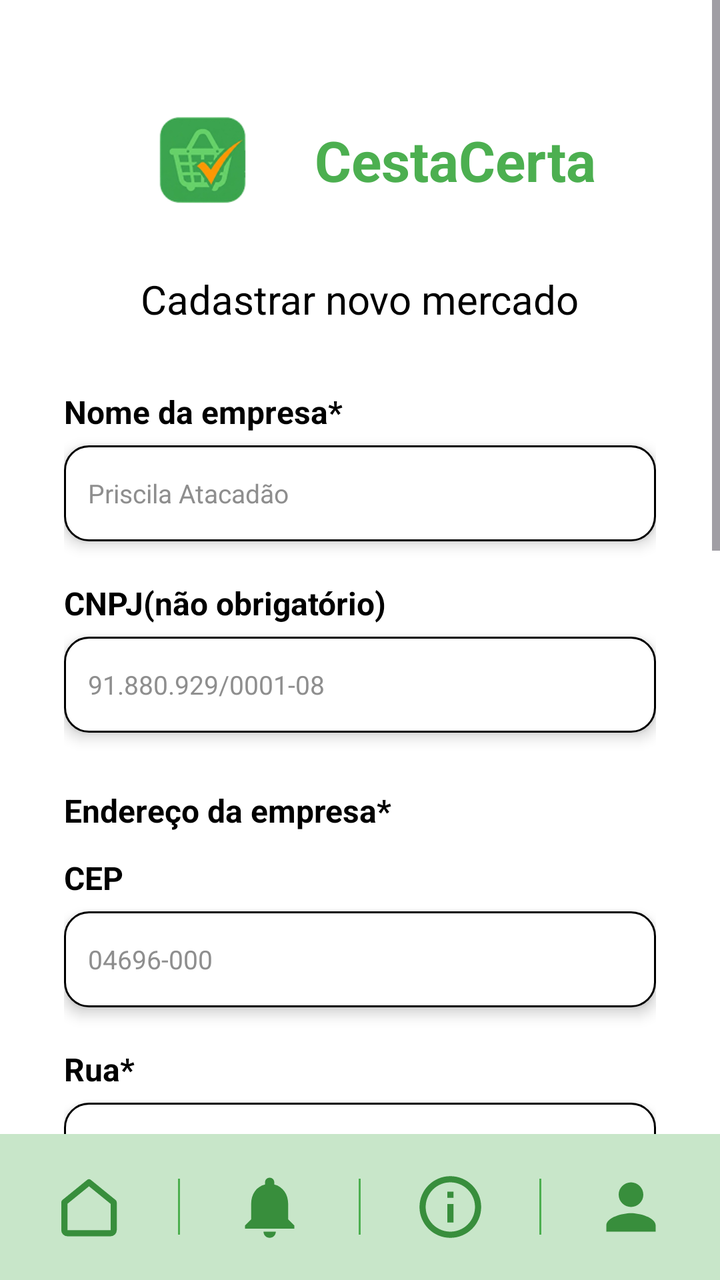
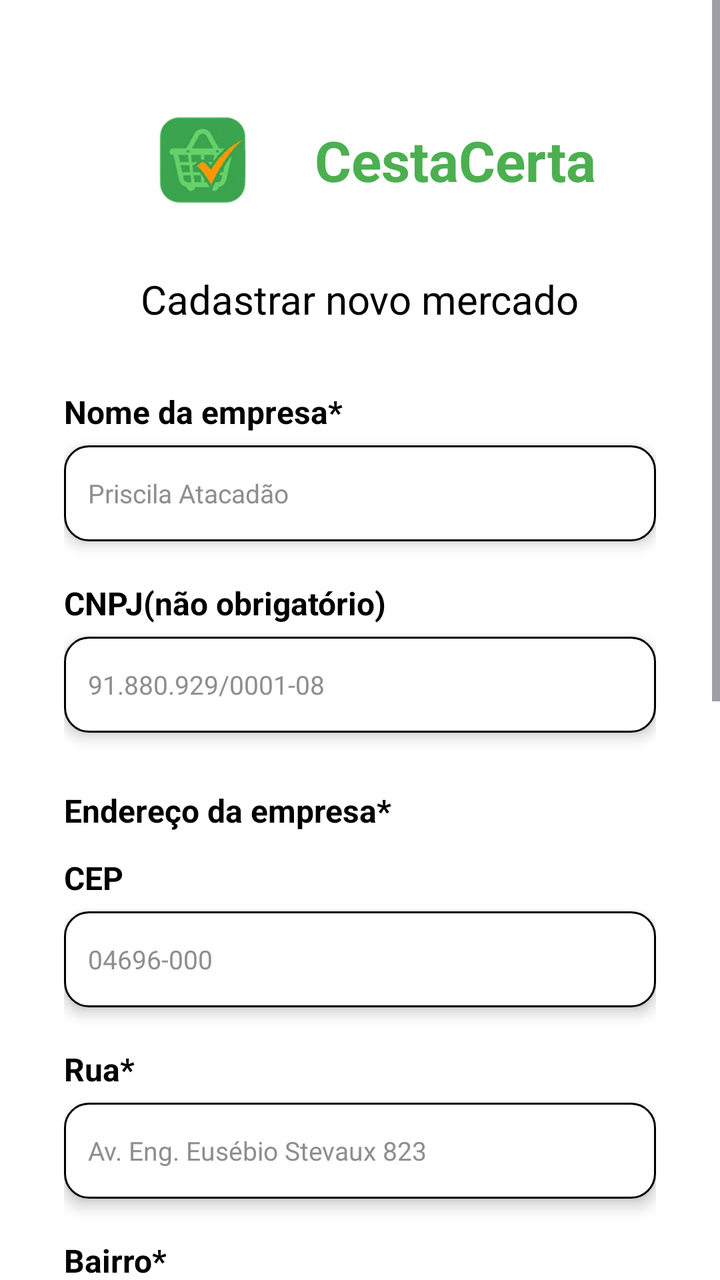

Before-and-after screenshots of an Android layout around one commit, followed by the original layout XML and the change that was made.
<!-- AndroidManifest.xml: application theme Theme.CestaCerta -->
<!-- res/layout/activity_cadastro_mercado.xml -->
<?xml version="1.0" encoding="utf-8"?>
<LinearLayout xmlns:android="http://schemas.android.com/apk/res/android"
    xmlns:app="http://schemas.android.com/apk/res-auto"
    android:id="@+id/cadastro_mercado"
    android:layout_width="match_parent"
    android:layout_height="match_parent"
    android:background="@color/branco"
    android:orientation="vertical">

    
    <ScrollView
        android:layout_width="match_parent"
        android:layout_height="0dp"
        android:layout_weight="1"
        android:fillViewport="true">

        <LinearLayout
            android:layout_width="match_parent"
            android:layout_height="wrap_content"
            android:orientation="vertical"
            android:padding="@dimen/margem_tela">

            
            <LinearLayout
                android:layout_width="wrap_content"
                android:layout_height="wrap_content"
                android:layout_gravity="center_horizontal"
                android:layout_marginTop="8dp"
                android:gravity="center_vertical"
                android:orientation="horizontal">

                <ImageView
                    android:id="@+id/ivLogo"
                    android:layout_width="@dimen/tamanho_logo_cadastro"
                    android:layout_height="@dimen/tamanho_logo_cadastro"
                    android:contentDescription="@string/desc_logo"
                    android:src="@drawable/logo_grande_clean" />

                <TextView
                    android:layout_width="wrap_content"
                    android:layout_height="wrap_content"
                    android:layout_marginStart="16dp"
                    android:text="@string/app_name"
                    android:textColor="@color/verde_primario"
                    android:textSize="@dimen/texto_titulo"
                    android:textStyle="bold" />
            </LinearLayout>

            
            <TextView
                android:layout_width="wrap_content"
                android:layout_height="wrap_content"
                android:layout_gravity="center_horizontal"
                android:layout_marginTop="16dp"
                android:text="@string/cadastrar_novo_mercado"
                android:textColor="@color/preto"
                android:textSize="20sp" />

            
            <TextView
                style="@style/Rotulo"
                android:layout_marginTop="32dp"
                android:text="@string/nome_empresa_label" />

            <EditText
                android:id="@+id/etNomeEmpresa"
                style="@style/Campo"
                android:hint="@string/hint_nome_empresa"
                android:importantForAutofill="no"
                android:inputType="textCapWords" />

            
            <TextView
                style="@style/Rotulo"
                android:text="@string/cnpj_label" />

            <EditText
                android:id="@+id/etCnpj"
                style="@style/Campo"
                android:digits="0123456789./-"
                android:hint="@string/hint_cnpj"
                android:importantForAutofill="no"
                android:inputType="number"
                android:maxLength="18" />

            
            <TextView
                style="@style/Rotulo"
                android:layout_marginTop="28dp"
                android:text="@string/endereco_empresa_label" />

            
            <TextView
                style="@style/Rotulo"
                android:layout_marginTop="12dp"
                android:text="@string/cep_label" />

            <EditText
                android:id="@+id/etCep"
                style="@style/Campo"
                android:autofillHints="postalCode"
                android:digits="0123456789-"
                android:hint="@string/hint_cep"
                android:inputType="number"
                android:maxLength="9" />

            
            <TextView
                style="@style/Rotulo"
                android:text="@string/rua_label" />

            <EditText
                android:id="@+id/etRua"
                style="@style/Campo"
                android:autofillHints="streetAddress"
                android:hint="@string/hint_rua"
                android:inputType="textPostalAddress|textCapWords" />

            
            <TextView
                style="@style/Rotulo"
                android:text="@string/bairro_label" />

            <EditText
                android:id="@+id/etBairro"
                style="@style/Campo"
                android:hint="@string/hint_bairro"
                android:importantForAutofill="no"
                android:inputType="textCapWords" />

            
            <TextView
                style="@style/Rotulo"
                android:text="@string/cidade_label" />

            <EditText
                android:id="@+id/etCidade"
                style="@style/Campo"
                android:autofillHints="addressLocality"
                android:hint="@string/hint_cidade"
                android:inputType="textCapWords" />

            
            <TextView
                android:layout_width="wrap_content"
                android:layout_height="wrap_content"
                android:layout_gravity="center_horizontal"
                android:layout_marginTop="24dp"
                android:text="@string/ou"
                android:textColor="@color/preto"
                android:textSize="@dimen/texto_rotulo"
                android:textStyle="bold" />

            
            <LinearLayout
                android:id="@+id/cardMapa"
                android:layout_width="match_parent"
                android:layout_height="wrap_content"
                android:layout_marginTop="16dp"
                android:background="@drawable/bg_caixa_borda"
                android:clickable="true"
                android:elevation="4dp"
                android:focusable="true"
                android:orientation="vertical"
                android:padding="8dp">

                <ImageView
                    android:id="@+id/ivMapa"
                    android:layout_width="match_parent"
                    android:layout_height="140dp"
                    android:contentDescription="@string/desc_mapa"
                    android:scaleType="centerCrop"
                    android:src="@drawable/img_mapa" />

                <LinearLayout
                    android:layout_width="match_parent"
                    android:layout_height="wrap_content"
                    android:layout_marginTop="4dp"
                    android:gravity="center_vertical"
                    android:orientation="horizontal">

                    <TextView
                        android:layout_width="0dp"
                        android:layout_height="wrap_content"
                        android:layout_weight="1"
                        android:text="@string/selecione_lugar_mapa"
                        android:textColor="@color/preto"
                        android:textSize="@dimen/texto_rotulo"
                        android:textStyle="bold" />

                    <ImageView
                        android:layout_width="32dp"
                        android:layout_height="32dp"
                        android:contentDescription="@null"
                        android:src="@drawable/ic_localizacao" />
                </LinearLayout>
            </LinearLayout>

            
            <com.google.android.material.button.MaterialButton
                android:id="@+id/btnCadastrar"
                android:layout_width="match_parent"
                android:layout_height="@dimen/altura_botao"
                android:layout_marginHorizontal="24dp"
                android:layout_marginTop="40dp"
                android:text="@string/cadastrar"
                android:textColor="@color/branco"
                android:textSize="@dimen/texto_rotulo"
                android:textStyle="bold"
                app:backgroundTint="@color/verde_primario"
                app:cornerRadius="@dimen/raio_campo" />
        </LinearLayout>
    </ScrollView>

    
    <LinearLayout
        android:id="@+id/barraInferior"
        android:layout_width="match_parent"
        android:layout_height="73dp"
        android:background="@color/verde_claro"
        android:gravity="center_vertical"
        android:orientation="horizontal">

        <ImageButton
            android:id="@+id/btnInicio"
            android:layout_width="0dp"
            android:layout_height="match_parent"
            android:layout_weight="1"
            android:padding="18dp"
            android:scaleType="fitCenter"
            android:background="?attr/selectableItemBackgroundBorderless"
            android:contentDescription="Início"
            android:src="@drawable/nav_inicio" />

        <View
            android:layout_width="1dp"
            android:layout_height="28dp"
            android:background="@color/verde" />

        <ImageButton
            android:id="@+id/btnNotificacoes"
            android:layout_width="0dp"
            android:layout_height="match_parent"
            android:layout_weight="1"
            android:padding="18dp"
            android:scaleType="fitCenter"
            android:background="?attr/selectableItemBackgroundBorderless"
            android:contentDescription="Notificações"
            android:src="@drawable/nav_notificacoes"
             />

        <View
            android:layout_width="1dp"
            android:layout_height="28dp"
            android:background="@color/verde" />

        <ImageButton
            android:id="@+id/btnSobre"
            android:layout_width="0dp"
            android:layout_height="match_parent"
            android:layout_weight="1"
            android:padding="18dp"
            android:scaleType="fitCenter"
            android:background="?attr/selectableItemBackgroundBorderless"
            android:contentDescription="Sobre nós"
            android:src="@drawable/nav_sobre" />

        <View
            android:layout_width="1dp"
            android:layout_height="28dp"
            android:background="@color/verde" />

        <ImageButton
            android:id="@+id/btnPerfil"
            android:layout_width="0dp"
            android:layout_height="match_parent"
            android:layout_weight="1"
            android:padding="18dp"
            android:scaleType="fitCenter"
            android:background="?attr/selectableItemBackgroundBorderless"
            android:contentDescription="Perfil"
            android:src="@drawable/nav_perfil" />
    </LinearLayout>

</LinearLayout>
<!-- resources referenced by this layout -->
<resources>
  <color name="branco">#FFFFFF</color>
  <color name="preto">#000000</color>
  <color name="verde">#FF4CAF50</color>
  <color name="verde_claro">#FFC8E6C9</color>
  <color name="verde_primario">#4CAF50</color>
  <dimen name="altura_botao">52dp</dimen>
  <dimen name="margem_tela">32dp</dimen>
  <dimen name="raio_campo">12dp</dimen>
  <dimen name="tamanho_logo_cadastro">80dp</dimen>
  <dimen name="texto_rotulo">16sp</dimen>
  <dimen name="texto_titulo">28sp</dimen>
  <!-- drawable nav_inicio (drawable) -->
  <?xml version="1.0" encoding="utf-8"?>
  <vector xmlns:android="http://schemas.android.com/apk/res/android"
      android:width="32dp"
      android:height="32dp"
      android:viewportWidth="24"
      android:viewportHeight="24">
      <path
          android:pathData="M4,10.5L12,4L20,10.5V19.5A1,1 0,0 1,19,20.5H5A1,1 0,0 1,4,19.5Z"
          android:fillColor="#00000000"
          android:strokeColor="#FF388E3C"
          android:strokeWidth="2"
          android:strokeLineCap="round"
          android:strokeLineJoin="round" />
  </vector>
  <!-- drawable nav_notificacoes (drawable) -->
  <?xml version="1.0" encoding="utf-8"?>
  <vector xmlns:android="http://schemas.android.com/apk/res/android"
      android:width="32dp"
      android:height="32dp"
      android:viewportWidth="24"
      android:viewportHeight="24">
      <path
          android:pathData="M12,22c1.1,0 2,-0.9 2,-2h-4c0,1.1 0.89,2 2,2zM18,16v-5c0,-3.07 -1.64,-5.64 -4.5,-6.32V4c0,-0.83 -0.67,-1.5 -1.5,-1.5s-1.5,0.67 -1.5,1.5v0.68C7.63,5.36 6,7.92 6,11v5l-2,2v1h16v-1l-2,-2z"
          android:fillColor="#FF388E3C" />
  </vector>
  <!-- drawable nav_perfil (drawable) -->
  <?xml version="1.0" encoding="utf-8"?>
  <vector xmlns:android="http://schemas.android.com/apk/res/android"
      android:width="32dp"
      android:height="32dp"
      android:viewportWidth="24"
      android:viewportHeight="24">
      <path
          android:pathData="M12,12c2.21,0 4,-1.79 4,-4s-1.79,-4 -4,-4 -4,1.79 -4,4 1.79,4 4,4zM12,14c-2.67,0 -8,1.34 -8,4v2h16v-2c0,-2.66 -5.33,-4 -8,-4z"
          android:fillColor="#FF388E3C" />
  </vector>
  <!-- drawable nav_sobre (drawable) -->
  <?xml version="1.0" encoding="utf-8"?>
  <vector xmlns:android="http://schemas.android.com/apk/res/android"
      android:width="32dp"
      android:height="32dp"
      android:viewportWidth="24"
      android:viewportHeight="24">
      <path
          android:pathData="M11,7h2v2h-2zM11,11h2v6h-2zM12,2C6.48,2 2,6.48 2,12s4.48,10 10,10 10,-4.48 10,-10S17.52,2 12,2zM12,20c-4.41,0 -8,-3.59 -8,-8s3.59,-8 8,-8 8,3.59 8,8 -3.59,8 -8,8z"
          android:fillColor="#FF388E3C" />
  </vector>
  <string name="app_name">CestaCerta</string>
  <string name="bairro_label">Bairro*</string>
  <string name="cadastrar">Cadastrar</string>
  <string name="cadastrar_novo_mercado">Cadastrar novo mercado</string>
  <string name="cep_label">CEP</string>
  <string name="cidade_label">Cidade*</string>
  <string name="cnpj_label">CNPJ(não obrigatório)</string>
  <string name="desc_logo">Logo do Cesta Certa</string>
  <string name="desc_mapa">Mapa para selecionar a localização do mercado</string>
  <string name="endereco_empresa_label">Endereço da empresa*</string>
  <string name="hint_bairro">Santo Amaro</string>
  <string name="hint_cep">04696-000</string>
  <string name="hint_cidade">São Paulo</string>
  <string name="hint_cnpj">91.880.929/0001-08</string>
  <string name="hint_nome_empresa">Priscila Atacadão</string>
  <string name="hint_rua">Av. Eng. Eusébio Stevaux 823</string>
  <string name="nome_empresa_label">Nome da empresa*</string>
  <string name="ou">OU</string>
  <string name="rua_label">Rua*</string>
  <string name="selecione_lugar_mapa">Selecione o lugar no mapa</string>
  <style name="Theme.CestaCerta" parent="Base.Theme.CestaCerta" />
  <color name="white">#FFFFFFFF</color>
  <color name="black">#FF000000</color>
  <dimen name="altura_campo">48dp</dimen>
  <color name="cinza_texto">#8E8E8E</color>
  <dimen name="texto_pequeno">13sp</dimen>
  <!-- unchanged entries left out for length: 8 -->
</resources>

<!-- the commit's change to res/layout/activity_cadastro_mercado.xml (unified diff, before → after) -->
@@ -212,74 +212,4 @@
         </LinearLayout>
     </ScrollView>
 
-    
-    <LinearLayout
-        android:id="@+id/barraInferior"
-        android:layout_width="match_parent"
-        android:layout_height="73dp"
-        android:background="@color/verde_claro"
-        android:gravity="center_vertical"
-        android:orientation="horizontal">
-
-        <ImageButton
-            android:id="@+id/btnInicio"
-            android:layout_width="0dp"
-            android:layout_height="match_parent"
-            android:layout_weight="1"
-            android:padding="18dp"
-            android:scaleType="fitCenter"
-            android:background="?attr/selectableItemBackgroundBorderless"
-            android:contentDescription="Início"
-            android:src="@drawable/nav_inicio" />
-
-        <View
-            android:layout_width="1dp"
-            android:layout_height="28dp"
-            android:background="@color/verde" />
-
-        <ImageButton
-            android:id="@+id/btnNotificacoes"
-            android:layout_width="0dp"
-            android:layout_height="match_parent"
-            android:layout_weight="1"
-            android:padding="18dp"
-            android:scaleType="fitCenter"
-            android:background="?attr/selectableItemBackgroundBorderless"
-            android:contentDescription="Notificações"
-            android:src="@drawable/nav_notificacoes"
-             />
-
-        <View
-            android:layout_width="1dp"
-            android:layout_height="28dp"
-            android:background="@color/verde" />
-
-        <ImageButton
-            android:id="@+id/btnSobre"
-            android:layout_width="0dp"
-            android:layout_height="match_parent"
-            android:layout_weight="1"
-            android:padding="18dp"
-            android:scaleType="fitCenter"
-            android:background="?attr/selectableItemBackgroundBorderless"
-            android:contentDescription="Sobre nós"
-            android:src="@drawable/nav_sobre" />
-
-        <View
-            android:layout_width="1dp"
-            android:layout_height="28dp"
-            android:background="@color/verde" />
-
-        <ImageButton
-            android:id="@+id/btnPerfil"
-            android:layout_width="0dp"
-            android:layout_height="match_parent"
-            android:layout_weight="1"
-            android:padding="18dp"
-            android:scaleType="fitCenter"
-            android:background="?attr/selectableItemBackgroundBorderless"
-            android:contentDescription="Perfil"
-            android:src="@drawable/nav_perfil" />
-    </LinearLayout>
-
 </LinearLayout>
<!-- resource entries referenced after the edit -->
@@ -2,8 +2,6 @@
 <resources>
   <color name="branco">#FFFFFF</color>
   <color name="preto">#000000</color>
-  <color name="verde">#FF4CAF50</color>
-  <color name="verde_claro">#FFC8E6C9</color>
   <color name="verde_primario">#4CAF50</color>
   <dimen name="altura_botao">52dp</dimen>
   <dimen name="margem_tela">32dp</dimen>
@@ -11,54 +9,6 @@
   <dimen name="tamanho_logo_cadastro">80dp</dimen>
   <dimen name="texto_rotulo">16sp</dimen>
   <dimen name="texto_titulo">28sp</dimen>
-  <!-- drawable nav_inicio (drawable) -->
-  <?xml version="1.0" encoding="utf-8"?>
-  <vector xmlns:android="http://schemas.android.com/apk/res/android"
-      android:width="32dp"
-      android:height="32dp"
-      android:viewportWidth="24"
-      android:viewportHeight="24">
-      <path
-          android:pathData="M4,10.5L12,4L20,10.5V19.5A1,1 0,0 1,19,20.5H5A1,1 0,0 1,4,19.5Z"
-          android:fillColor="#00000000"
-          android:strokeColor="#FF388E3C"
-          android:strokeWidth="2"
-          android:strokeLineCap="round"
-          android:strokeLineJoin="round" />
-  </vector>
-  <!-- drawable nav_notificacoes (drawable) -->
-  <?xml version="1.0" encoding="utf-8"?>
-  <vector xmlns:android="http://schemas.android.com/apk/res/android"
-      android:width="32dp"
-      android:height="32dp"
-      android:viewportWidth="24"
-      android:viewportHeight="24">
-      <path
-          android:pathData="M12,22c1.1,0 2,-0.9 2,-2h-4c0,1.1 0.89,2 2,2zM18,16v-5c0,-3.07 -1.64,-5.64 -4.5,-6.32V4c0,-0.83 -0.67,-1.5 -1.5,-1.5s-1.5,0.67 -1.5,1.5v0.68C7.63,5.36 6,7.92 6,11v5l-2,2v1h16v-1l-2,-2z"
-          android:fillColor="#FF388E3C" />
-  </vector>
-  <!-- drawable nav_perfil (drawable) -->
-  <?xml version="1.0" encoding="utf-8"?>
-  <vector xmlns:android="http://schemas.android.com/apk/res/android"
-      android:width="32dp"
-      android:height="32dp"
-      android:viewportWidth="24"
-      android:viewportHeight="24">
-      <path
-          android:pathData="M12,12c2.21,0 4,-1.79 4,-4s-1.79,-4 -4,-4 -4,1.79 -4,4 1.79,4 4,4zM12,14c-2.67,0 -8,1.34 -8,4v2h16v-2c0,-2.66 -5.33,-4 -8,-4z"
-          android:fillColor="#FF388E3C" />
-  </vector>
-  <!-- drawable nav_sobre (drawable) -->
-  <?xml version="1.0" encoding="utf-8"?>
-  <vector xmlns:android="http://schemas.android.com/apk/res/android"
-      android:width="32dp"
-      android:height="32dp"
-      android:viewportWidth="24"
-      android:viewportHeight="24">
-      <path
-          android:pathData="M11,7h2v2h-2zM11,11h2v6h-2zM12,2C6.48,2 2,6.48 2,12s4.48,10 10,10 10,-4.48 10,-10S17.52,2 12,2zM12,20c-4.41,0 -8,-3.59 -8,-8s3.59,-8 8,-8 8,3.59 8,8 -3.59,8 -8,8z"
-          android:fillColor="#FF388E3C" />
-  </vector>
   <string name="app_name">CestaCerta</string>
   <string name="bairro_label">Bairro*</string>
   <string name="cadastrar">Cadastrar</string>
